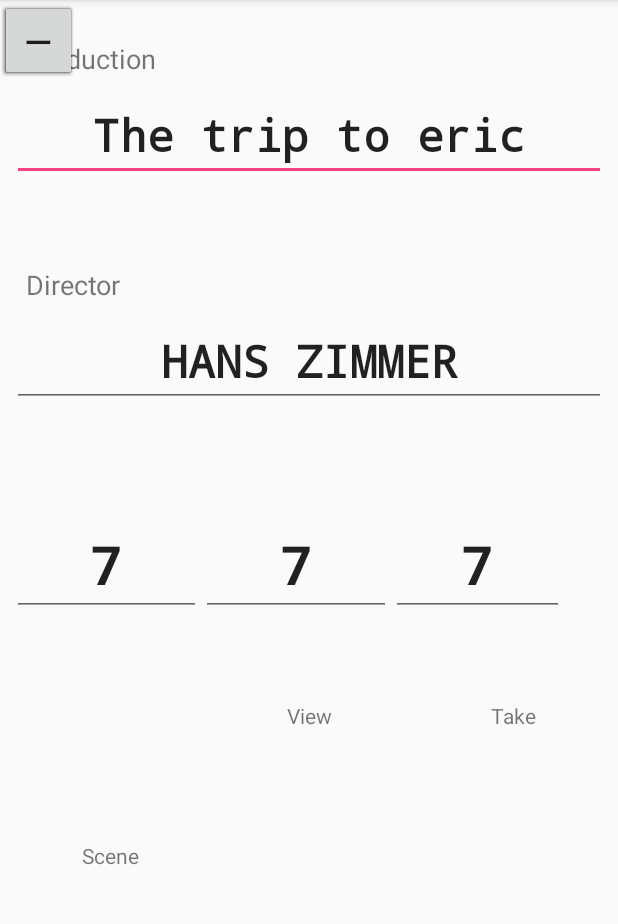
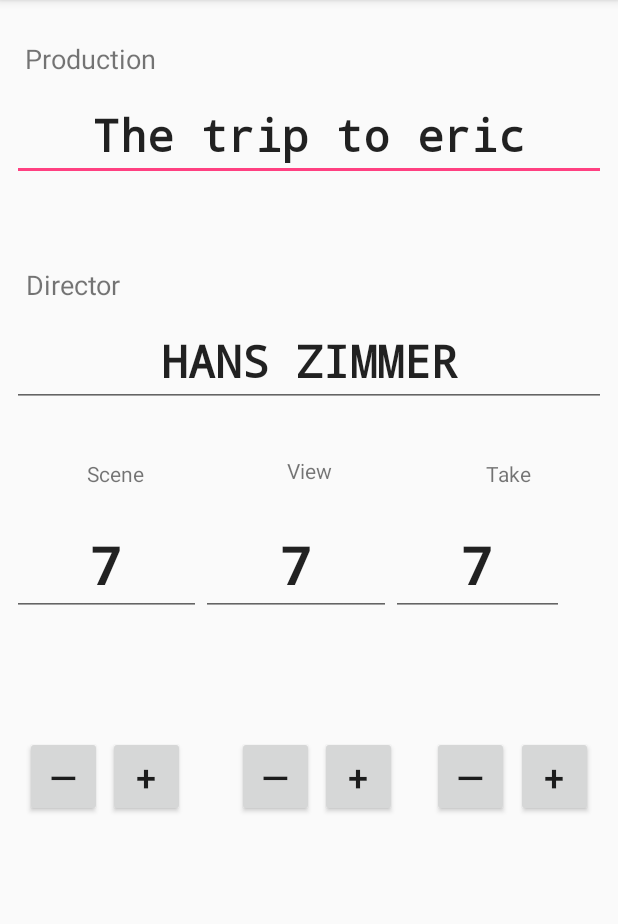
Before and after one commit to kongr45gpen/SonoClapper, an Android app: the screen it shows after launch (MainActivity), on a phone screen of 412 x 824 dp, the part 84-1008 px from its top. Run offline under Robolectric (Android 15) with nearby library versions, the phone set to English and light mode, and no system bars.

Commit message:
Added increment/decrement function for -/+ buttons, worked on finishing functional counters for scene/view/take.

```diff
--- a/app/src/main/java/org/helit/sonoclapper/MainActivity.java
+++ b/app/src/main/java/org/helit/sonoclapper/MainActivity.java
@@ -6,7 +6,12 @@
 import android.widget.Button;
 import android.widget.Toast;
 
+
 public class MainActivity extends AppCompatActivity {
+
+    private int scene_count = 0;
+    private int view_count = 0;
+    private int take_count = 0;
 
     @Override
     protected void onCreate(Bundle savedInstanceState) {
@@ -14,11 +19,48 @@
         setContentView(R.layout.activity_main);
     }
 
-    public void grapseStart(View b) {
+    public void num_increment(View b) {
+
+        switch(b.getId())
+        {
+            case R.id.button2:
+                scene_count +=1;
+                break;
+            case R.id.button4:
+                view_count += 1;
+                break;
+            case R.id.button6:
+                take_count += 1;
+                break;
+            default:
+                throw new RuntimeException("Unknown button ID");
+        }
         //b.setEnabled(false);
 
-
-        Toast bread = Toast.makeText(getApplicationContext(), "Congrats! You pressed the button!!!", Toast.LENGTH_SHORT);
+        Toast bread = Toast.makeText(getApplicationContext(), "Increment!", Toast.LENGTH_SHORT);
         bread.show();
     }
+
+    public void num_decrement(View b) {
+
+        switch(b.getId())
+        {
+            case R.id.button1:
+                scene_count -=1;
+                break;
+            case R.id.button3:
+                view_count -= 1;
+                break;
+            case R.id.button5:
+                take_count -= 1;
+                break;
+            default:
+                throw new RuntimeException("Unknown button ID");
+        }
+
+        Toast bread = Toast.makeText(getApplicationContext(), "Decrement!", Toast.LENGTH_SHORT);
+        bread.show();
+
+
+    }
 }
--- a/app/src/main/res/layout/activity_main.xml
+++ b/app/src/main/res/layout/activity_main.xml
@@ -5,6 +5,25 @@
     android:layout_width="match_parent"
     android:layout_height="match_parent"
     tools:context="org.helit.sonoclapper.MainActivity">
+
+    <Button
+        android:id="@+id/button1"
+        android:layout_width="51dp"
+        android:layout_height="54dp"
+        android:layout_marginBottom="8dp"
+        android:layout_marginLeft="8dp"
+        android:layout_marginRight="8dp"
+        android:layout_marginTop="8dp"
+        android:layout_weight="1"
+        android:onClick="num_decrement"
+        android:text="—"
+        android:textSize="24sp"
+        app:layout_constraintBottom_toBottomOf="parent"
+        app:layout_constraintHorizontal_bias="0.025"
+        app:layout_constraintLeft_toLeftOf="parent"
+        app:layout_constraintRight_toRightOf="parent"
+        app:layout_constraintTop_toBottomOf="@+id/linearLayout"
+        app:layout_constraintVertical_bias="0.25" />
 
     <EditText
         android:id="@+id/editText"
@@ -136,17 +155,17 @@
         android:id="@+id/textView3"
         android:layout_width="wrap_content"
         android:layout_height="wrap_content"
-        android:layout_marginBottom="186dp"
+        android:layout_marginBottom="8dp"
         android:layout_marginLeft="8dp"
         android:layout_marginRight="8dp"
         android:text="Scene"
-        app:layout_constraintBottom_toBottomOf="parent"
-        app:layout_constraintHorizontal_bias="0.13"
+        app:layout_constraintHorizontal_bias="0.139"
         app:layout_constraintLeft_toLeftOf="parent"
         app:layout_constraintRight_toRightOf="parent"
         app:layout_constraintTop_toTopOf="parent"
         android:layout_marginTop="8dp"
-        app:layout_constraintVertical_bias="0.996" />
+        app:layout_constraintVertical_bias="0.974"
+        app:layout_constraintBottom_toTopOf="@+id/linearLayout" />
 
     <TextView
         android:id="@+id/textView4"
@@ -158,10 +177,10 @@
         android:layout_marginLeft="8dp"
         app:layout_constraintLeft_toLeftOf="parent"
         app:layout_constraintTop_toTopOf="parent"
-        android:layout_marginTop="8dp"
-        app:layout_constraintBottom_toBottomOf="parent"
+        android:layout_marginTop="304dp"
         android:layout_marginBottom="8dp"
-        app:layout_constraintVertical_bias="0.627" />
+        app:layout_constraintBottom_toTopOf="@+id/linearLayout"
+        app:layout_constraintVertical_bias="0.0" />
 
     <TextView
         android:id="@+id/textView5"
@@ -170,14 +189,14 @@
         android:text="Take"
         app:layout_constraintTop_toTopOf="parent"
         android:layout_marginTop="8dp"
-        app:layout_constraintBottom_toBottomOf="parent"
         android:layout_marginBottom="8dp"
         android:layout_marginRight="8dp"
         app:layout_constraintRight_toRightOf="parent"
         android:layout_marginLeft="8dp"
         app:layout_constraintLeft_toLeftOf="parent"
-        app:layout_constraintHorizontal_bias="0.872"
-        app:layout_constraintVertical_bias="0.627" />
+        app:layout_constraintHorizontal_bias="0.863"
+        app:layout_constraintVertical_bias="0.973"
+        app:layout_constraintBottom_toTopOf="@+id/linearLayout" />
 
     <Button
         android:id="@+id/button6"
@@ -186,57 +205,90 @@
         android:layout_weight="1"
         android:text="+"
         android:textSize="24sp"
-        tools:layout_editor_absoluteX="317dp"
-        tools:layout_editor_absoluteY="416dp" />
+        android:layout_marginTop="8dp"
+        android:layout_marginLeft="8dp"
+        app:layout_constraintLeft_toLeftOf="parent"
+        android:layout_marginRight="8dp"
+        app:layout_constraintRight_toRightOf="parent"
+        app:layout_constraintBottom_toBottomOf="parent"
+        android:layout_marginBottom="8dp"
+        app:layout_constraintHorizontal_bias="0.974"
+        app:layout_constraintVertical_bias="0.25"
+        app:layout_constraintTop_toBottomOf="@+id/linearLayout" />
 
     <Button
-        android:id="@+id/button16"
+        android:id="@+id/button4"
         android:layout_width="51dp"
         android:layout_height="54dp"
+        android:layout_marginBottom="8dp"
+        android:layout_marginLeft="8dp"
+        android:layout_marginRight="8dp"
+        android:layout_marginTop="8dp"
         android:layout_weight="1"
+        android:onClick="num_increment"
         android:text="+"
         android:textSize="24sp"
-        tools:layout_editor_absoluteX="198dp"
-        tools:layout_editor_absoluteY="416dp" />
+        app:layout_constraintBottom_toBottomOf="parent"
+        app:layout_constraintHorizontal_bias="0.596"
+        app:layout_constraintLeft_toLeftOf="parent"
+        app:layout_constraintRight_toRightOf="parent"
+        app:layout_constraintTop_toBottomOf="@+id/linearLayout"
+        app:layout_constraintVertical_bias="0.25" />
 
     <Button
-        android:id="@+id/button17"
+        android:id="@+id/button3"
         android:layout_width="51dp"
         android:layout_height="54dp"
+        android:layout_marginBottom="8dp"
+        android:layout_marginLeft="8dp"
+        android:layout_marginRight="8dp"
+        android:layout_marginTop="8dp"
+        android:layout_weight="1"
+        android:onClick="num_decrement"
+        android:text="—"
+        android:textSize="24sp"
+        app:layout_constraintBottom_toBottomOf="parent"
+        app:layout_constraintHorizontal_bias="0.435"
+        app:layout_constraintLeft_toLeftOf="parent"
+        app:layout_constraintRight_toRightOf="parent"
+        app:layout_constraintTop_toBottomOf="@+id/linearLayout"
+        app:layout_constraintVertical_bias="0.25" />
+
+    <Button
+        android:id="@+id/button2"
+        android:layout_width="51dp"
+        android:layout_height="54dp"
+        android:layout_marginBottom="8dp"
+        android:layout_marginLeft="8dp"
+        android:layout_marginRight="8dp"
+        android:layout_marginTop="8dp"
+        android:layout_weight="1"
+        android:onClick="num_increment"
+        android:text="+"
+        android:textSize="24sp"
+        app:layout_constraintBottom_toBottomOf="parent"
+        app:layout_constraintHorizontal_bias="0.186"
+        app:layout_constraintLeft_toLeftOf="parent"
+        app:layout_constraintRight_toRightOf="parent"
+        app:layout_constraintTop_toBottomOf="@+id/linearLayout"
+        app:layout_constraintVertical_bias="0.25" />
+
+    <Button
+        android:id="@+id/button5"
+        android:layout_width="51dp"
+        android:layout_height="54dp"
+        android:layout_marginBottom="8dp"
+        android:layout_marginLeft="8dp"
+        android:layout_marginRight="8dp"
+        android:layout_marginTop="8dp"
         android:layout_weight="1"
         android:text="—"
         android:textSize="24sp"
-        tools:layout_editor_absoluteX="147dp"
-        tools:layout_editor_absoluteY="416dp" />
-
-    <Button
-        android:id="@+id/button14"
-        android:layout_width="51dp"
-        android:layout_height="54dp"
-        android:layout_weight="1"
-        android:text="+"
-        android:textSize="24sp"
-        tools:layout_editor_absoluteX="67dp"
-        tools:layout_editor_absoluteY="416dp" />
-
-    <Button
-        android:id="@+id/button15"
-        android:layout_width="51dp"
-        android:layout_height="54dp"
-        android:layout_weight="1"
-        android:text="—"
-        android:textSize="24sp"
-        tools:layout_editor_absoluteX="16dp"
-        tools:layout_editor_absoluteY="416dp" />
-
-    <Button
-        android:id="@+id/button7"
-        android:layout_width="51dp"
-        android:layout_height="54dp"
-        android:layout_weight="1"
-        android:text="—"
-        android:textSize="24sp"
-        tools:layout_editor_absoluteX="267dp"
-        tools:layout_editor_absoluteY="416dp" />
+        app:layout_constraintBottom_toBottomOf="parent"
+        app:layout_constraintHorizontal_bias="0.813"
+        app:layout_constraintLeft_toLeftOf="parent"
+        app:layout_constraintRight_toRightOf="parent"
+        app:layout_constraintTop_toBottomOf="@+id/linearLayout"
+        app:layout_constraintVertical_bias="0.25" />
 
 </android.support.constraint.ConstraintLayout>
```
